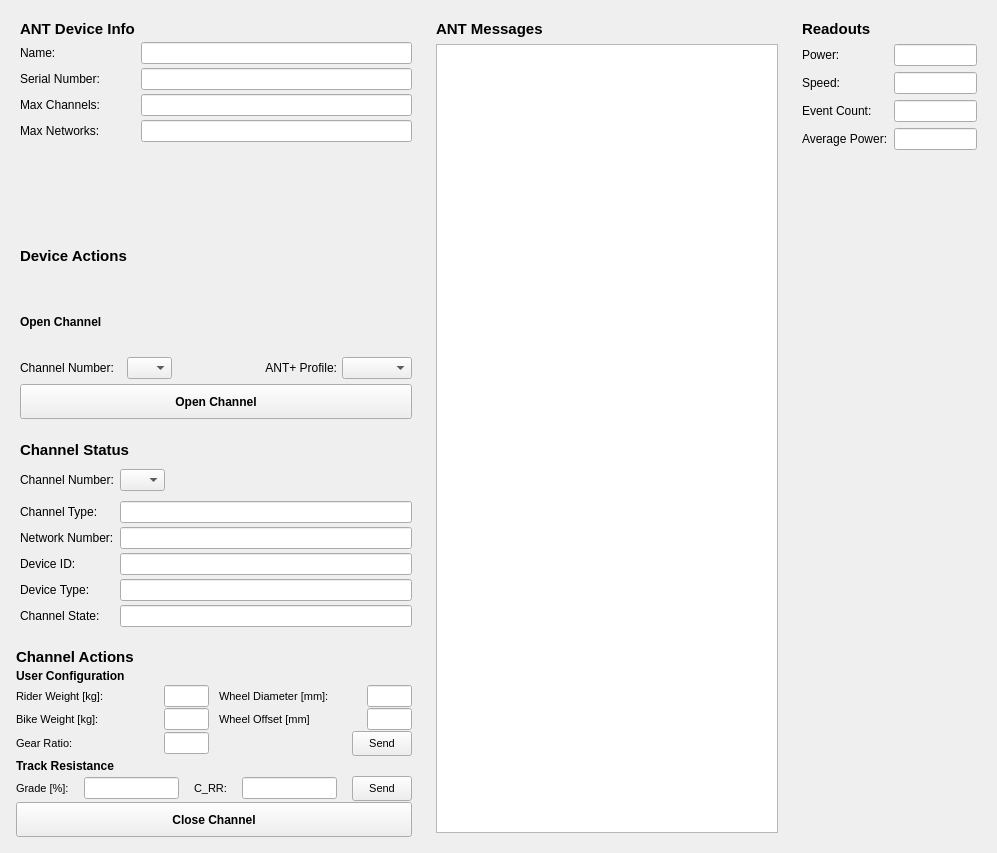
Above: demos/GUI/ant_UI.ui from pcavanaugh04/libant before the change. Below: the same form after it.
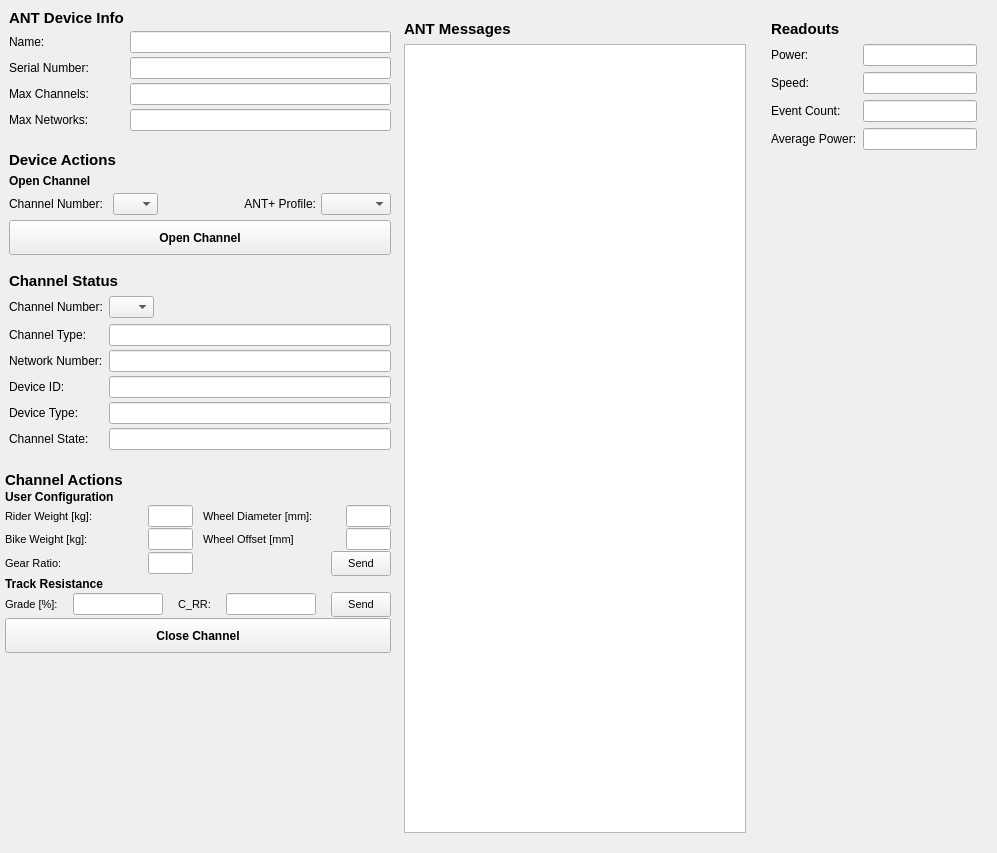
That is the form after the change.

```diff
--- a/demos/GUI/ant_UI.ui
+++ b/demos/GUI/ant_UI.ui
@@ -13,11 +13,195 @@
   <property name="windowTitle">
    <string>MainWindow</string>
   </property>
-   <layout class="QHBoxLayout" name="horizontalLayout_11">
+  <widget class="QFrame" name="messages_frame">
+   <property name="geometry">
+    <rect>
+     <x>395</x>
+     <y>11</y>
+     <width>360</width>
+     <height>831</height>
+    </rect>
+   </property>
+   <property name="minimumSize">
+    <size>
+     <width>360</width>
+     <height>0</height>
+    </size>
+   </property>
+   <property name="frameShape">
+    <enum>QFrame::NoFrame</enum>
+   </property>
+   <property name="frameShadow">
+    <enum>QFrame::Raised</enum>
+   </property>
+   <layout class="QVBoxLayout" name="verticalLayout_4">
     <item>
+     <widget class="QLabel" name="label">
+      <property name="font">
+       <font>
+        <pointsize>11</pointsize>
+        <weight>75</weight>
+        <bold>true</bold>
+       </font>
+      </property>
+      <property name="text">
+       <string>ANT Messages</string>
+      </property>
+     </widget>
+    </item>
+    <item>
+     <widget class="QTextEdit" name="message_viewer">
+      <property name="minimumSize">
+       <size>
+        <width>0</width>
+        <height>500</height>
+       </size>
+      </property>
+      <property name="readOnly">
+       <bool>true</bool>
+      </property>
+     </widget>
+    </item>
+   </layout>
+  </widget>
+  <widget class="QFrame" name="readout_frame">
+   <property name="geometry">
+    <rect>
+     <x>762</x>
+     <y>11</y>
+     <width>224</width>
+     <height>831</height>
+    </rect>
+   </property>
+   <property name="frameShape">
+    <enum>QFrame::NoFrame</enum>
+   </property>
+   <property name="frameShadow">
+    <enum>QFrame::Raised</enum>
+   </property>
+   <layout class="QFormLayout" name="formLayout_4">
+    <item row="0" column="0" colspan="2">
+     <widget class="QLabel" name="label_29">
+      <property name="font">
+       <font>
+        <pointsize>11</pointsize>
+        <weight>75</weight>
+        <bold>true</bold>
+       </font>
+      </property>
+      <property name="text">
+       <string>Readouts</string>
+      </property>
+     </widget>
+    </item>
+    <item row="1" column="0">
+     <widget class="QLabel" name="label_30">
+      <property name="font">
+       <font>
+        <pointsize>9</pointsize>
+        <weight>50</weight>
+        <bold>false</bold>
+       </font>
+      </property>
+      <property name="text">
+       <string>Power:</string>
+      </property>
+     </widget>
+    </item>
+    <item row="1" column="1">
+     <widget class="QLineEdit" name="power_box">
+      <property name="autoFillBackground">
+       <bool>false</bool>
+      </property>
+      <property name="readOnly">
+       <bool>true</bool>
+      </property>
+     </widget>
+    </item>
+    <item row="2" column="0">
+     <widget class="QLabel" name="label_31">
+      <property name="font">
+       <font>
+        <pointsize>9</pointsize>
+        <weight>50</weight>
+        <bold>false</bold>
+       </font>
+      </property>
+      <property name="text">
+       <string>Speed:</string>
+      </property>
+     </widget>
+    </item>
+    <item row="2" column="1">
+     <widget class="QLineEdit" name="speed_box">
+      <property name="autoFillBackground">
+       <bool>false</bool>
+      </property>
+      <property name="readOnly">
+       <bool>true</bool>
+      </property>
+     </widget>
+    </item>
+    <item row="3" column="0">
+     <widget class="QLabel" name="label_32">
+      <property name="font">
+       <font>
+        <pointsize>9</pointsize>
+        <weight>50</weight>
+        <bold>false</bold>
+       </font>
+      </property>
+      <property name="text">
+       <string>Event Count:</string>
+      </property>
+     </widget>
+    </item>
+    <item row="3" column="1">
+     <widget class="QLineEdit" name="event_box">
+      <property name="autoFillBackground">
+       <bool>false</bool>
+      </property>
+      <property name="readOnly">
+       <bool>true</bool>
+      </property>
+     </widget>
+    </item>
+    <item row="4" column="0">
+     <widget class="QLabel" name="label_33">
+      <property name="font">
+       <font>
+        <pointsize>9</pointsize>
+        <weight>50</weight>
+        <bold>false</bold>
+       </font>
+      </property>
+      <property name="text">
+       <string>Average Power:</string>
+      </property>
+     </widget>
+    </item>
+    <item row="4" column="1">
+     <widget class="QLineEdit" name="avg_power_box">
+      <property name="autoFillBackground">
+       <bool>false</bool>
+      </property>
+      <property name="readOnly">
+       <bool>true</bool>
+      </property>
+     </widget>
+    </item>
+   </layout>
+  </widget>
+  <widget class="QWidget" name="">
      <layout class="QVBoxLayout" name="verticalLayout_5">
       <item>
        <widget class="QFrame" name="device_info_frame">
+      <property name="maximumSize">
+       <size>
+        <width>400</width>
+        <height>16777215</height>
+       </size>
+      </property>
         <property name="frameShape">
          <enum>QFrame::NoFrame</enum>
         </property>
@@ -143,6 +327,12 @@
       </item>
       <item>
        <widget class="QFrame" name="device_actions_frame">
+      <property name="maximumSize">
+       <size>
+        <width>400</width>
+        <height>16777215</height>
+       </size>
+      </property>
         <property name="frameShape">
          <enum>QFrame::NoFrame</enum>
         </property>
@@ -273,6 +463,12 @@
       </item>
       <item>
        <widget class="QFrame" name="channel_status_frame">
+      <property name="maximumSize">
+       <size>
+        <width>400</width>
+        <height>16777215</height>
+       </size>
+      </property>
         <property name="frameShape">
          <enum>QFrame::NoFrame</enum>
         </property>
@@ -466,6 +662,12 @@
           <height>0</height>
          </size>
         </property>
+      <property name="maximumSize">
+       <size>
+        <width>400</width>
+        <height>16777215</height>
+       </size>
+      </property>
         <property name="frameShape">
          <enum>QFrame::NoFrame</enum>
         </property>
@@ -852,169 +1054,7 @@
        </widget>
       </item>
      </layout>
-    </item>
-    <item>
-     <widget class="QFrame" name="messages_frame">
-      <property name="minimumSize">
-       <size>
-        <width>360</width>
-        <height>0</height>
-       </size>
-      </property>
-      <property name="frameShape">
-       <enum>QFrame::NoFrame</enum>
-      </property>
-      <property name="frameShadow">
-       <enum>QFrame::Raised</enum>
-      </property>
-      <layout class="QVBoxLayout" name="verticalLayout_4">
-       <item>
-        <widget class="QLabel" name="label">
-         <property name="font">
-          <font>
-           <pointsize>11</pointsize>
-           <weight>75</weight>
-           <bold>true</bold>
-          </font>
-         </property>
-         <property name="text">
-          <string>ANT Messages</string>
-         </property>
-        </widget>
-       </item>
-       <item>
-        <widget class="QTextEdit" name="message_viewer">
-         <property name="readOnly">
-          <bool>true</bool>
-         </property>
-        </widget>
-       </item>
-      </layout>
-     </widget>
-    </item>
-    <item>
-     <widget class="QFrame" name="readout_frame">
-      <property name="frameShape">
-       <enum>QFrame::NoFrame</enum>
-      </property>
-      <property name="frameShadow">
-       <enum>QFrame::Raised</enum>
-      </property>
-      <layout class="QFormLayout" name="formLayout_4">
-       <item row="0" column="0" colspan="2">
-        <widget class="QLabel" name="label_29">
-         <property name="font">
-          <font>
-           <pointsize>11</pointsize>
-           <weight>75</weight>
-           <bold>true</bold>
-          </font>
-         </property>
-         <property name="text">
-          <string>Readouts</string>
-         </property>
-        </widget>
-       </item>
-       <item row="1" column="0">
-        <widget class="QLabel" name="label_30">
-         <property name="font">
-          <font>
-           <pointsize>9</pointsize>
-           <weight>50</weight>
-           <bold>false</bold>
-          </font>
-         </property>
-         <property name="text">
-          <string>Power:</string>
-         </property>
-        </widget>
-       </item>
-       <item row="1" column="1">
-        <widget class="QLineEdit" name="power_box">
-         <property name="autoFillBackground">
-          <bool>false</bool>
-         </property>
-         <property name="readOnly">
-          <bool>true</bool>
-         </property>
-        </widget>
-       </item>
-       <item row="2" column="0">
-        <widget class="QLabel" name="label_31">
-         <property name="font">
-          <font>
-           <pointsize>9</pointsize>
-           <weight>50</weight>
-           <bold>false</bold>
-          </font>
-         </property>
-         <property name="text">
-          <string>Speed:</string>
-         </property>
-        </widget>
-       </item>
-       <item row="2" column="1">
-        <widget class="QLineEdit" name="speed_box">
-         <property name="autoFillBackground">
-          <bool>false</bool>
-         </property>
-         <property name="readOnly">
-          <bool>true</bool>
-         </property>
-        </widget>
-       </item>
-       <item row="3" column="0">
-        <widget class="QLabel" name="label_32">
-         <property name="font">
-          <font>
-           <pointsize>9</pointsize>
-           <weight>50</weight>
-           <bold>false</bold>
-          </font>
-         </property>
-         <property name="text">
-          <string>Event Count:</string>
-         </property>
-        </widget>
-       </item>
-       <item row="3" column="1">
-        <widget class="QLineEdit" name="event_box">
-         <property name="autoFillBackground">
-          <bool>false</bool>
-         </property>
-         <property name="readOnly">
-          <bool>true</bool>
-         </property>
-        </widget>
-       </item>
-       <item row="4" column="0">
-        <widget class="QLabel" name="label_33">
-         <property name="font">
-          <font>
-           <pointsize>9</pointsize>
-           <weight>50</weight>
-           <bold>false</bold>
-          </font>
-         </property>
-         <property name="text">
-          <string>Average Power:</string>
-         </property>
-        </widget>
-       </item>
-       <item row="4" column="1">
-        <widget class="QLineEdit" name="avg_power_box">
-         <property name="autoFillBackground">
-          <bool>false</bool>
-         </property>
-         <property name="readOnly">
-          <bool>true</bool>
-         </property>
-        </widget>
-       </item>
-      </layout>
-     </widget>
-    </item>
-   </layout>
+  </widget>
  </widget>
  <resources/>
  <connections/>
```
Lines whose indentation alone changed are shown as unchanged.
